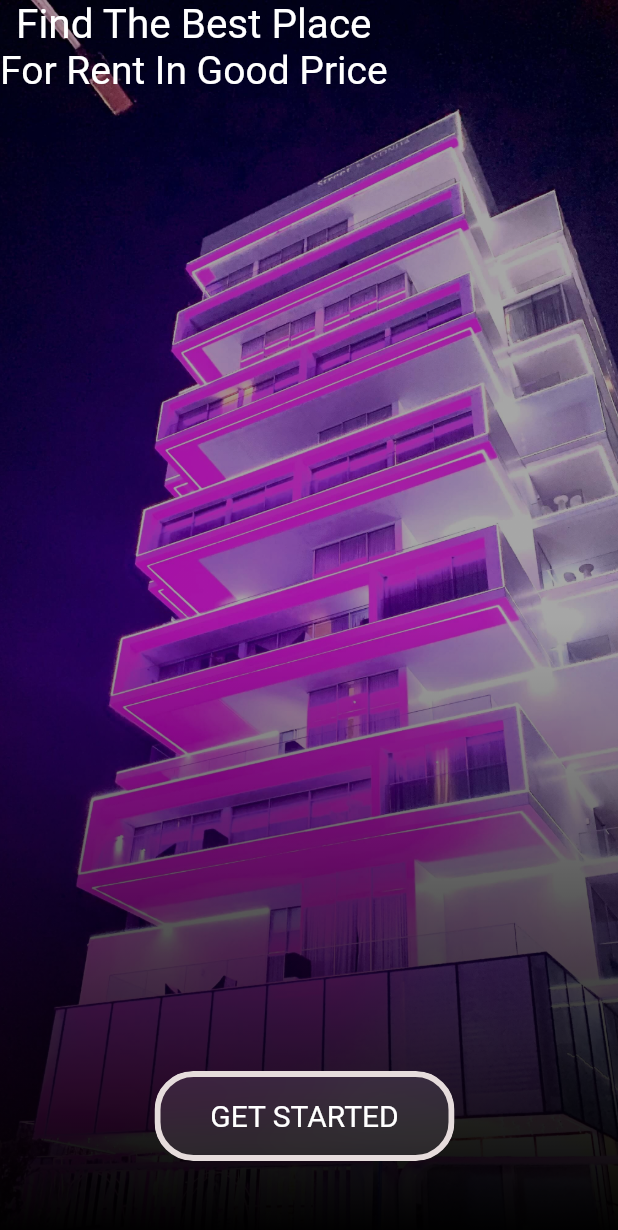
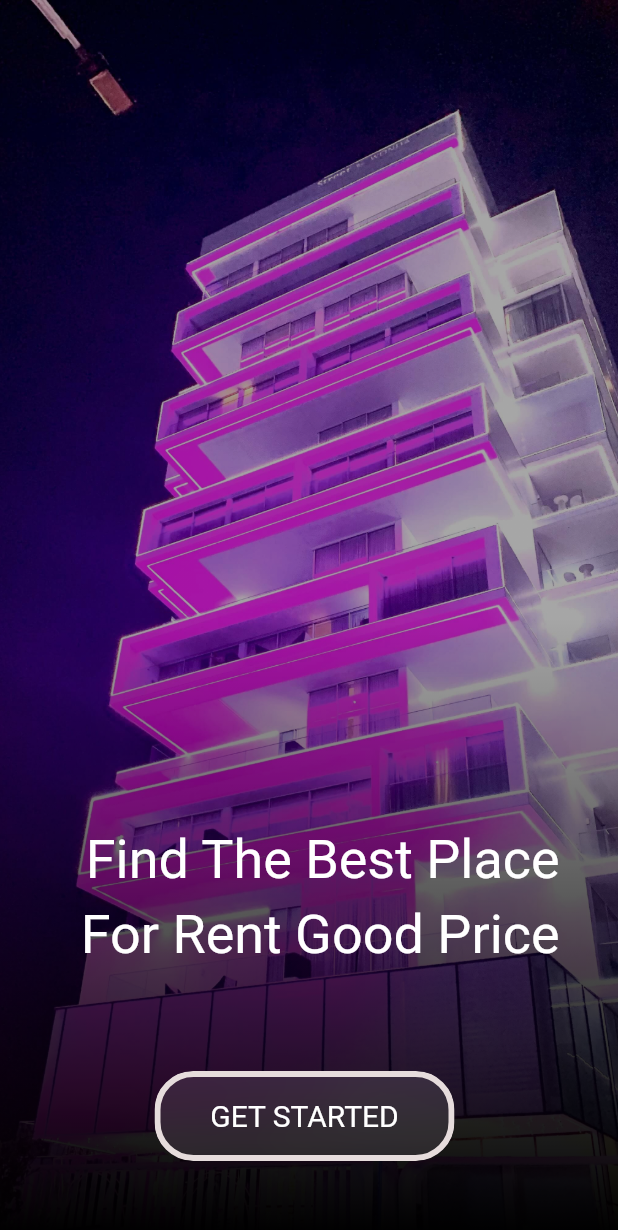
Before and after one commit to OscarNii/landlords, a Flutter app: the screen it shows after launch, on a phone screen of 412 x 824 dp. Shown: the top 1230 px of the screen. Run offline on Flutter 3.47's test engine with Material 2 defaults, Android fonts, the phone set to English and light mode, and no system bars; our stand-ins replace google_nav_bar, sign_in_button; Roboto replaces fonts that are missing (givenName).

```diff
--- a/lib/Page View/pageview1.dart
+++ b/lib/Page View/pageview1.dart
@@ -33,21 +33,32 @@ class PageView1 extends StatelessWidget {
                 ),
               ),
             ),
-            const DefaultTextStyle(
-              style: TextStyle(color: Colors.white, fontSize: 26),
-              child: SelectionArea(
-                  child: Column(
-                children: [
-                  Text(
-                    "Find The Best Place",
-                    style: TextStyle(
-                      color: Colors.white,
-                      fontSize: 27,
-                    ),
-                  ),
-                  Text("For Rent In Good Price")
-                ],
-              )),
+            const Positioned(
+              bottom: 230,
+              right: 30,
+              child: Text(
+                "Find The Best Place ",
+                style: TextStyle(
+                  decoration: TextDecoration.none,
+                  color: Colors.white,
+                  fontSize: 36,
+                  fontFamily: AutofillHints.givenName,
+                  fontWeight: FontWeight.normal,
+                ),
+              ),
+            ),
+            const Positioned(
+              bottom: 180,
+              right: 30,
+              child: Text(
+                "For Rent Good Price ",
+                style: TextStyle(
+                    decoration: TextDecoration.none,
+                    color: Colors.white,
+                    fontSize: 36,
+                    fontFamily: AutofillHints.givenName,
+                    fontWeight: FontWeight.normal),
+              ),
             ),
             Positioned(
                 bottom: 50,
```
